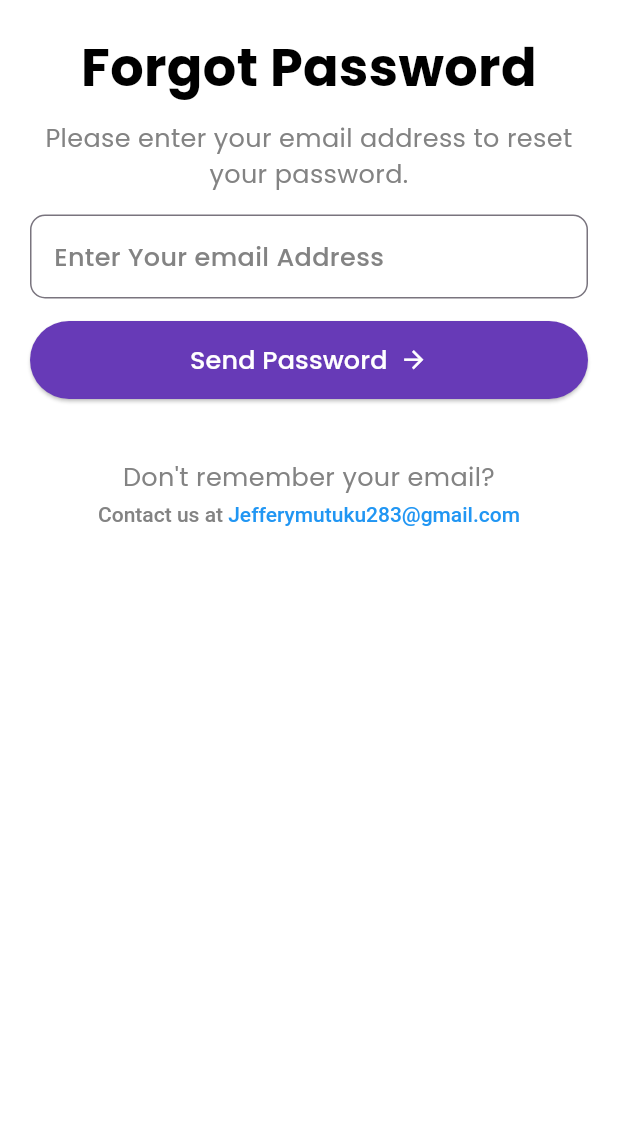
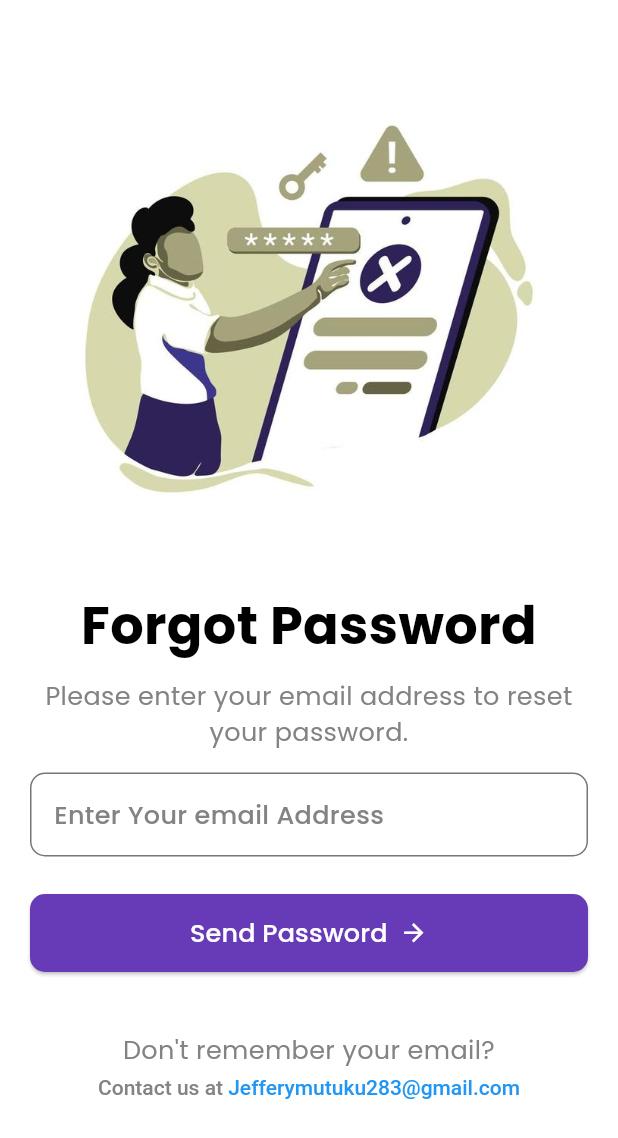
Before and after one commit to TremerYT/ecommerce_flutter, a Flutter app: the ResetScreen screen opened by its route, on a phone screen of 412 x 824 dp. Shown: the top 1138 px of the screen. Run offline on Flutter 3.47's test engine with Material 3 defaults, Android fonts, the phone set to English and light mode, and no system bars; drawn by our look-alikes of flutter_form_builder; our stand-ins replace form_builder_validators, get, google_fonts, sign_in_button.

Commit message:
Changes Made:
- Increased  gap between input and buttons

```diff
--- a/lib/screens/authentication_screens/reset_screen.dart
+++ b/lib/screens/authentication_screens/reset_screen.dart
@@ -42,7 +42,7 @@ class ResetScreen extends GetView<AuthController> {
                   label: "Enter Your email Address",
                 ),
               ),
-              const SizedBox(height: 15),
+              const SizedBox(height: 25),
               CustomButton(
                 title: "Send Password",
                 fontSize: 17,
--- a/lib/widgets/custom_button.dart
+++ b/lib/widgets/custom_button.dart
@@ -30,7 +30,7 @@ class CustomButton extends GetView {
         minimumSize: Size(width, 0),
         backgroundColor: bgColor,
         padding: const EdgeInsets.symmetric(horizontal: 50, vertical: 14),
-        shape: RoundedRectangleBorder(borderRadius: BorderRadius.circular(30)),
+        shape: RoundedRectangleBorder(borderRadius: BorderRadius.circular(10)),
       ),
       child: Row(
         mainAxisSize: MainAxisSize.min,
```
Also changed, not shown: assets/forgot_password.jpeg (added).
